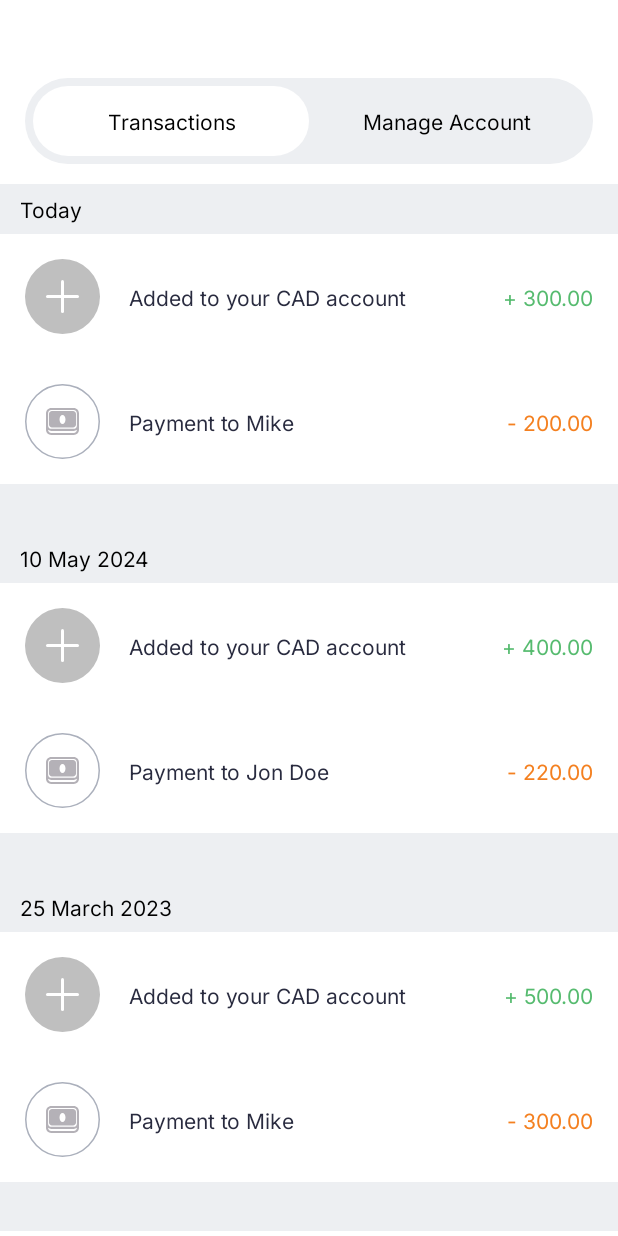
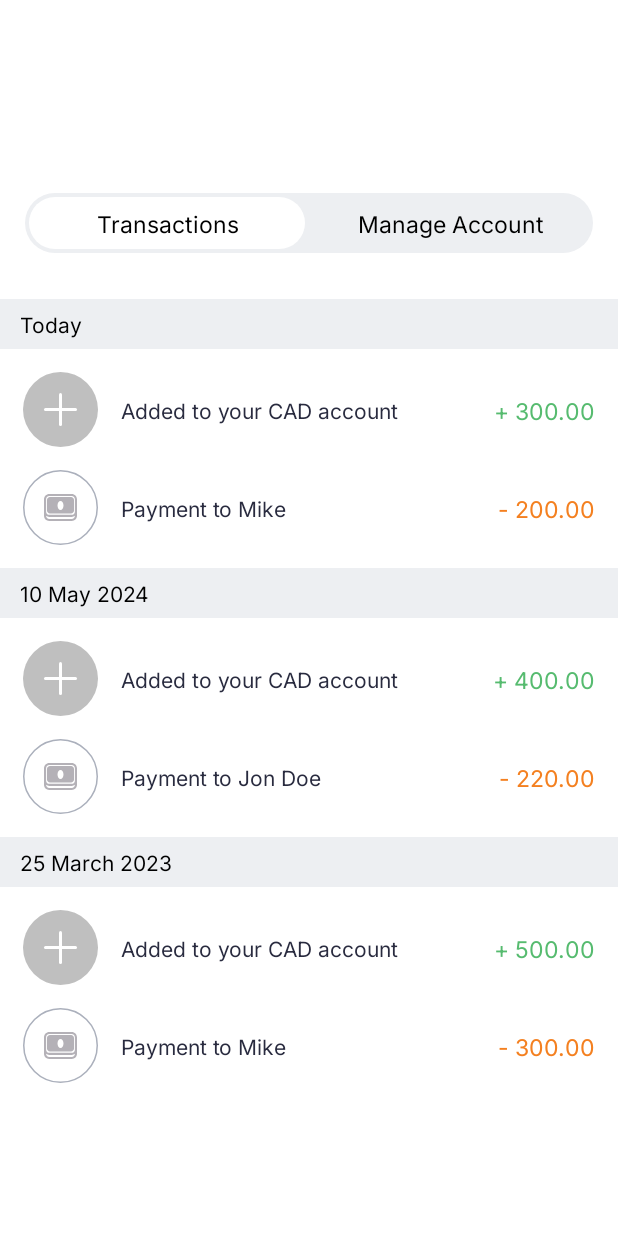
Before and after one commit to asfakur-rahat/Practice, an Android app: the screen it shows after launch (MainActivity), after a tap on "Continue", on a phone screen of 412 x 824 dp. Run offline under Robolectric (Android 15) with nearby library versions, the phone set to English and light mode, and no system bars; our stand-ins replace sdp/ssp sizes; Roboto replaces fonts that are not available here.

```diff
--- /dev/null
+++ b/app/src/main/java/com/ar/practice/adapter/business/SelectedCountriesAdapter.kt
@@ -0,0 +1,44 @@
+package com.ar.practice.adapter.business
+
+import android.view.LayoutInflater
+import android.view.ViewGroup
+import androidx.recyclerview.widget.DiffUtil
+import androidx.recyclerview.widget.ListAdapter
+import androidx.recyclerview.widget.RecyclerView.ViewHolder
+import com.ar.practice.data.model.Country
+import com.ar.practice.databinding.ItemBasicSelectableBinding
+import com.ar.practice.databinding.ItemSelectedBinding
+
+class SelectedCountriesAdapter (
+    private val onRemove: (Country) -> Unit
+): ListAdapter<Country, SelectedCountriesAdapter.SelectedCountryViewHolder>(DiffChecker) {
+
+    companion object {
+        val DiffChecker = object : DiffUtil.ItemCallback<Country>(){
+            override fun areItemsTheSame(oldItem: Country, newItem: Country): Boolean = oldItem.id == newItem.id
+
+            override fun areContentsTheSame(oldItem: Country, newItem: Country): Boolean = oldItem == newItem
+        }
+    }
+
+    class SelectedCountryViewHolder(
+        private val binding: ItemSelectedBinding,
+        private val onRemove: (Country) -> Unit
+    ): ViewHolder(binding.root){
+        fun bind(country: Country){
+            binding.countryName.text = country.name
+            binding.removeIcon.setOnClickListener {
+                onRemove(country)
+            }
+        }
+    }
+
+    override fun onCreateViewHolder(parent: ViewGroup, viewType: Int): SelectedCountryViewHolder {
+        val binding = ItemSelectedBinding.inflate(LayoutInflater.from(parent.context), parent, false)
+        return SelectedCountryViewHolder(binding, onRemove)
+    }
+
+    override fun onBindViewHolder(holder: SelectedCountryViewHolder, position: Int) {
+        holder.bind(getItem(position))
+    }
+}
--- a/app/src/main/java/com/ar/practice/adapter/transaction/TransactionListAdapter.kt
+++ b/app/src/main/java/com/ar/practice/adapter/transaction/TransactionListAdapter.kt
@@ -8,6 +8,7 @@ import androidx.recyclerview.widget.RecyclerView.ViewHolder
 import com.ar.practice.R
 import com.ar.practice.data.model.Transaction
 import com.ar.practice.databinding.ItemTransactionBinding
+import com.ar.practice.utils.setVisibility
 
 class TransactionListAdapter(
     private val onClick: () -> Unit
@@ -23,7 +24,7 @@ class TransactionListAdapter(
         private val binding: ItemTransactionBinding,
         private val onClick: () -> Unit
     ):ViewHolder(binding.root){
-        fun bind(item: Transaction){
+        fun bind(item: Transaction, date: String, visibility: Boolean){
             binding.icTransactionType.setImageResource(item.icon)
             binding.tvTransactionTitle.text = item.title
             binding.tvTransactionAmount.text = item.amount
@@ -35,6 +36,11 @@ class TransactionListAdapter(
             }else{
                 binding.tvTransactionAmount.setTextColor(binding.root.context.getColor(R.color.orange))
             }
+            if(visibility){
+                binding.tvDate.text = date
+            }else{
+                binding.tvDate.setVisibility(visibility)
+            }
         }
     }
 
@@ -42,9 +48,16 @@ class TransactionListAdapter(
         val binding = ItemTransactionBinding.inflate(LayoutInflater.from(parent.context), parent, false)
         return ListViewHolder(binding, onClick)
     }
+
+    private var date = ""
     override fun onBindViewHolder(holder: ListViewHolder, position: Int) {
         val item = getItem(position)
-        println(currentList.size)
-        holder.bind(item)
+        if(date!=item.date) {
+            date = item.date
+            holder.bind(item, date, true)
+        }
+        else{
+            holder.bind(item, date, false)
+        }
     }
 }
--- a/app/src/main/java/com/ar/practice/adapter/transaction/TransactionSectionAdapter.kt
+++ /dev/null
@@ -1,63 +0,0 @@
-package com.ar.practice.adapter.transaction
-
-import android.view.LayoutInflater
-import android.view.ViewGroup
-import androidx.lifecycle.coroutineScope
-import androidx.lifecycle.findViewTreeLifecycleOwner
-import androidx.recyclerview.widget.DiffUtil
-import androidx.recyclerview.widget.LinearLayoutManager
-import androidx.recyclerview.widget.ListAdapter
-import androidx.recyclerview.widget.RecyclerView.ViewHolder
-import com.ar.practice.data.model.Transaction
-import com.ar.practice.databinding.ItemHistoryMainBinding
-import kotlinx.coroutines.launch
-
-class TransactionSectionAdapter(
-    private val onClick: () -> Unit,
-) : ListAdapter<Transaction, TransactionSectionAdapter.ListViewHolder>(DiffChecker) {
-    companion object {
-        val DiffChecker = object : DiffUtil.ItemCallback<Transaction>() {
-            override fun areContentsTheSame(oldItem: Transaction, newItem: Transaction): Boolean =
-                oldItem == newItem
-
-            override fun areItemsTheSame(oldItem: Transaction, newItem: Transaction): Boolean =
-                oldItem.id == newItem.id
-        }
-    }
-
-    inner class ListViewHolder(
-        private val binding: ItemHistoryMainBinding,
-        private val parent: ViewGroup,
-        private val onClick: () -> Unit,
-    ) : ViewHolder(binding.root) {
-        fun bindDate(date: String) {
-            binding.tvDate.text = date
-        }
-
-        fun bind(transactionList: List<Transaction>) {
-            val adapter = TransactionListAdapter {
-                onClick
-            }
-            binding.rvTransactionItem.layoutManager =
-                LinearLayoutManager(parent.context, LinearLayoutManager.VERTICAL, false)
-            binding.rvTransactionItem.adapter = adapter
-            adapter.submitList(transactionList)
-        }
-    }
-
-    override fun onCreateViewHolder(parent: ViewGroup, viewType: Int): ListViewHolder {
-        val binding =
-            ItemHistoryMainBinding.inflate(LayoutInflater.from(parent.context), parent, false)
-        return ListViewHolder(binding, parent, onClick)
-    }
-
-    private var date = ""
-    override fun onBindViewHolder(holder: ListViewHolder, position: Int) {
-        val item = getItem(position)
-        if(date!=item.date){
-            date = item.date
-            holder.bindDate(item.date)
-            holder.bind(currentList.filter { it.date == item.date })
-        }
-    }
-}
--- a/app/src/main/java/com/ar/practice/bottomsheets/CountrySelectionBottomSheet.kt
+++ b/app/src/main/java/com/ar/practice/bottomsheets/CountrySelectionBottomSheet.kt
@@ -41,7 +41,6 @@ class CountrySelectionBottomSheet(
 
     private fun initBehavior() {
         val bottomSheet = findViewById<View>(com.google.android.material.R.id.design_bottom_sheet)
-
         bottomSheet?.let {
             bottomSheet.layoutParams?.height = ViewGroup.LayoutParams.MATCH_PARENT
             val behavior = BottomSheetBehavior.from(it)
@@ -98,23 +97,24 @@ class CountrySelectionBottomSheet(
         selectedAdapter.submitList(country)
     }
 
-    private fun setRecyclerView(countrys: List<Country>) {
-        countryList = countrys
+    private fun setRecyclerView(countries: List<Country>) {
+        countryList = countries
         binding.rvSelectableItems.layoutManager = LinearLayoutManager(context)
         binding.rvSelectableItems.adapter = countryListAdapter
-        submitList(countrys)
+        submitList(countries)
     }
 
-    private fun submitList(countrys: List<Country>) {
-        countryListAdapter.submitList(countrys)
+    private fun submitList(countries: List<Country>) {
+        countryListAdapter.submitList(countries)
     }
 
 
+    @SuppressLint("SetTextI18n")
     private fun initView() {
-        binding.etSearch.doAfterTextChanged {
-            val query = it.toString()
-            val newList = countryList.filter {
-                it.name.contains(query, ignoreCase = true)
+        binding.etSearch.doAfterTextChanged { text ->
+            val query = text.toString()
+            val newList = countryList.filter { country ->
+                country.name.contains(query, ignoreCase = true)
             }
             submitList(newList)
         }
--- a/app/src/main/java/com/ar/practice/bottomsheets/EmployeeNumberSelectionBottomSheet.kt
+++ b/app/src/main/java/com/ar/practice/bottomsheets/EmployeeNumberSelectionBottomSheet.kt
@@ -9,6 +9,7 @@ import androidx.recyclerview.widget.LinearLayoutManager
 import com.ar.practice.adapter.business.CountryListAdapter
 import com.ar.practice.adapter.business.SelectedCountryAdapter
 import com.ar.practice.adapter.employee.EmployeeNumberAdapter
+import com.ar.practice.data.local.demo.DemoData
 import com.ar.practice.data.model.Country
 import com.ar.practice.data.model.EmployeeNumber
 import com.ar.practice.databinding.LayoutEmployeeNumberBottomSheetBinding
@@ -22,20 +23,7 @@ class EmployeeNumberSelectionBottomSheet(
 
     private lateinit var binding: LayoutEmployeeNumberBottomSheetBinding
     private lateinit var adapter: EmployeeNumberAdapter
-    private val initList = mutableListOf(
-        EmployeeNumber("1-100", 1, 100),
-        EmployeeNumber("101-200", 101, 200),
-        EmployeeNumber("201-300", 201, 300),
-        EmployeeNumber("301-400", 301, 400),
-        EmployeeNumber("401-500", 401, 500),
-        EmployeeNumber("501-600", 501, 600),
-        EmployeeNumber("601-700", 601, 700),
-        EmployeeNumber("701-800", 701, 800),
-        EmployeeNumber("801-900", 801, 900),
-        EmployeeNumber("901-999", 901, 999),
-        EmployeeNumber("1000+", 1000, Int.MAX_VALUE),
-
-    )
+    private val initList = DemoData.employeeNum
 
     override fun onCreate(savedInstanceState: Bundle?) {
         super.onCreate(savedInstanceState)
--- a/app/src/main/java/com/ar/practice/data/local/demo/DemoData.kt
+++ b/app/src/main/java/com/ar/practice/data/local/demo/DemoData.kt
@@ -3,6 +3,7 @@ package com.ar.practice.data.local.demo
 import com.ar.practice.R
 import com.ar.practice.R.drawable.*
 import com.ar.practice.data.model.Country
+import com.ar.practice.data.model.EmployeeNumber
 import com.ar.practice.data.model.Transaction
 
 object DemoData {
@@ -45,24 +46,6 @@ object DemoData {
         ),
         Country(
             7,
-            ic_flag_usa,
-            "United States of America",
-            false
-        ),
-        Country(
-            8,
-            ic_flag_romanian_leu,
-            "Romanian Leu",
-            false
-        ),
-        Country(
-            9,
-            ic_flag_uk,
-            "United Kingdom",
-            false
-        ),
-        Country(
-            10,
             ic_flag_usa,
             "United States of America",
             false
@@ -119,4 +102,18 @@ object DemoData {
             amount = "- 300.00",
         ),
     )
+
+    val employeeNum = listOf(
+        EmployeeNumber("1-100", 1, 100),
+        EmployeeNumber("101-200", 101, 200),
+        EmployeeNumber("201-300", 201, 300),
+        EmployeeNumber("301-400", 301, 400),
+        EmployeeNumber("401-500", 401, 500),
+        EmployeeNumber("501-600", 501, 600),
+        EmployeeNumber("601-700", 601, 700),
+        EmployeeNumber("701-800", 701, 800),
+        EmployeeNumber("801-900", 801, 900),
+        EmployeeNumber("901-999", 901, 999),
+        EmployeeNumber("1000+", 1000, Int.MAX_VALUE)
+    )
 }
--- a/app/src/main/java/com/ar/practice/presentation/register_business/RegisterBusinessFragment.kt
+++ b/app/src/main/java/com/ar/practice/presentation/register_business/RegisterBusinessFragment.kt
@@ -1,22 +1,17 @@
 package com.ar.practice.presentation.register_business
 
 import android.annotation.SuppressLint
-import android.graphics.Color
-import android.graphics.drawable.ColorDrawable
 import androidx.fragment.app.viewModels
 import android.os.Bundle
 import androidx.fragment.app.Fragment
 import android.view.LayoutInflater
 import android.view.View
 import android.view.ViewGroup
-import android.widget.AdapterView
-import android.widget.ArrayAdapter
-import android.widget.PopupWindow
 import androidx.core.content.res.ResourcesCompat
 import androidx.navigation.fragment.findNavController
 import androidx.recyclerview.widget.LinearLayoutManager
 import com.ar.practice.R
-import com.ar.practice.adapter.business.SelectedCountryAdapter
+import com.ar.practice.adapter.business.SelectedCountriesAdapter
 import com.ar.practice.bottomsheets.CountrySelectionBottomSheet
 import com.ar.practice.bottomsheets.EmployeeNumberSelectionBottomSheet
 import com.ar.practice.data.local.demo.DemoData
@@ -24,14 +19,12 @@ import com.ar.practice.data.model.Country
 import com.ar.practice.databinding.FragmentRegisterBusinessBinding
 import com.ar.practice.utils.custom_ui.CustomAdapter
 import com.ar.practice.utils.setVisibility
-import com.google.android.material.bottomsheet.BottomSheetBehavior
-import com.google.android.material.textview.MaterialTextView
 
 class RegisterBusinessFragment : Fragment() {
 
     private val viewModel: RegisterBusinessViewModel by viewModels()
     private lateinit var binding: FragmentRegisterBusinessBinding
-    private lateinit var adapter: SelectedCountryAdapter
+    private lateinit var adapter: SelectedCountriesAdapter
 
     private var allCountry = DemoData.countries.toMutableList()
     private var selectedCountryList = mutableListOf<Country>()
@@ -51,7 +44,7 @@ class RegisterBusinessFragment : Fragment() {
     }
 
     private fun initAdapter() {
-        adapter = SelectedCountryAdapter {
+        adapter = SelectedCountriesAdapter {
             val newList = allCountry
             newList[it.id- 1] = Country(it.id, it.flag,it.name,isSelected = false)
             selectedCountryList.remove(it)
--- a/app/src/main/java/com/ar/practice/presentation/transaction/history/HistoryFragment.kt
+++ b/app/src/main/java/com/ar/practice/presentation/transaction/history/HistoryFragment.kt
@@ -8,7 +8,7 @@ import android.view.ViewGroup
 import androidx.recyclerview.widget.LinearLayoutManager
 import com.ar.practice.R
 import com.ar.practice.R.drawable.ic_cash_out
-import com.ar.practice.adapter.transaction.TransactionSectionAdapter
+import com.ar.practice.adapter.transaction.TransactionListAdapter
 import com.ar.practice.data.local.demo.DemoData
 import com.ar.practice.databinding.FragmentHistoryBinding
 
@@ -17,7 +17,7 @@ class HistoryFragment : Fragment() {
 
     private var _binding: FragmentHistoryBinding? = null
     private val binding get() = _binding!!
-    private lateinit var adapter: TransactionSectionAdapter
+    private lateinit var adapter: TransactionListAdapter
 
     override fun onCreateView(
         inflater: LayoutInflater, container: ViewGroup?,
@@ -33,7 +33,7 @@ class HistoryFragment : Fragment() {
     }
 
     private fun initView() {
-        adapter = TransactionSectionAdapter {
+        adapter = TransactionListAdapter {
 
         }
         binding.rvTransactionHistory.layoutManager = LinearLayoutManager(requireContext(), LinearLayoutManager.VERTICAL, false)
--- a/app/src/main/res/drawable/bg_tab.xml
+++ b/app/src/main/res/drawable/bg_tab.xml
@@ -1,5 +1,5 @@
 <?xml version="1.0" encoding="utf-8"?>
 <shape xmlns:android="http://schemas.android.com/apk/res/android">
     <solid android:color="@color/ash"/>
-    <corners android:radius="@dimen/_50sdp"/>
+    <corners android:radius="@dimen/_100sdp"/>
 </shape>
--- a/app/src/main/res/drawable/bg_tab_default.xml
+++ b/app/src/main/res/drawable/bg_tab_default.xml
@@ -1,5 +1,5 @@
 <?xml version="1.0" encoding="utf-8"?>
 <shape xmlns:android="http://schemas.android.com/apk/res/android">
     <solid android:color="@android:color/transparent"/>
-    <corners android:radius="@dimen/_50sdp"/>
+    <corners android:radius="@dimen/_100sdp"/>
 </shape>
--- a/app/src/main/res/drawable/bg_tab_item.xml
+++ b/app/src/main/res/drawable/bg_tab_item.xml
@@ -1,5 +1,5 @@
 <?xml version="1.0" encoding="utf-8"?>
 <shape xmlns:android="http://schemas.android.com/apk/res/android">
     <solid android:color="@color/white"/>
-    <corners android:radius="@dimen/_50sdp"/>
+    <corners android:radius="@dimen/_100sdp"/>
 </shape>
--- a/app/src/main/res/drawable/ic_remove.xml
+++ b/app/src/main/res/drawable/ic_remove.xml
@@ -5,7 +5,7 @@
     android:viewportHeight="18">
   <path
       android:pathData="M9.688,1.25L9.688,1.25A7.75,7.75 0,0 1,17.438 9L17.438,9A7.75,7.75 0,0 1,9.688 16.75L9.688,16.75A7.75,7.75 0,0 1,1.938 9L1.938,9A7.75,7.75 0,0 1,9.688 1.25z"
-      android:fillColor="#E0E3E7"/>
+      android:fillColor="#00000000"/>
   <path
       android:strokeWidth="1"
       android:pathData="M9.688,1.25L9.688,1.25A7.75,7.75 0,0 1,17.438 9L17.438,9A7.75,7.75 0,0 1,9.688 16.75L9.688,16.75A7.75,7.75 0,0 1,1.938 9L1.938,9A7.75,7.75 0,0 1,9.688 1.25z"
--- a/app/src/main/res/layout/fragment_history.xml
+++ b/app/src/main/res/layout/fragment_history.xml
@@ -10,7 +10,7 @@
         android:layout_width="match_parent"
         android:layout_height="0dp"
         tools:itemCount="3"
-        tools:listitem="@layout/item_history_main"
+        tools:listitem="@layout/item_transaction"
         app:layout_constraintTop_toTopOf="parent"
         app:layout_constraintBottom_toBottomOf="parent"
         app:layout_constraintStart_toStartOf="parent"
--- a/app/src/main/res/layout/fragment_transaction_history.xml
+++ b/app/src/main/res/layout/fragment_transaction_history.xml
@@ -10,7 +10,7 @@
         android:id="@+id/tab"
         android:layout_width="match_parent"
         android:layout_height="wrap_content"
-        android:layout_marginTop="@dimen/_40sdp"
+        android:layout_marginTop="@dimen/_99sdp"
         app:layout_constraintTop_toTopOf="parent"
         android:layout_marginHorizontal="@dimen/_13sdp"
         layout="@layout/layout_tab"/>
@@ -20,7 +20,7 @@
         android:name="androidx.navigation.fragment.NavHostFragment"
         android:layout_width="match_parent"
         android:layout_height="0dp"
-        android:layout_marginTop="@dimen/_10sdp"
+        android:layout_marginTop="@dimen/_12sdp"
         app:defaultNavHost="false"
         app:navGraph="@navigation/transaction_nav"
         app:layout_constraintStart_toStartOf="parent"
--- a/app/src/main/res/layout/item_selected.xml
+++ b/app/src/main/res/layout/item_selected.xml
@@ -29,6 +29,7 @@
                 app:layout_constraintBottom_toBottomOf="parent"/>
 
             <com.google.android.material.imageview.ShapeableImageView
+                android:id="@+id/remove_icon"
                 android:layout_width="wrap_content"
                 android:layout_height="wrap_content"
                 app:srcCompat="@drawable/ic_remove"
--- a/app/src/main/res/layout/item_transaction.xml
+++ b/app/src/main/res/layout/item_transaction.xml
@@ -3,9 +3,25 @@
     android:layout_width="match_parent"
     android:layout_height="wrap_content"
     xmlns:tools="http://schemas.android.com/tools"
-    android:layout_margin="@dimen/_13sdp"
-
     xmlns:app="http://schemas.android.com/apk/res-auto">
+    <com.google.android.material.textview.MaterialTextView
+        android:id="@+id/tv_date"
+        android:layout_width="match_parent"
+        android:layout_height="wrap_content"
+        style="@style/inter_medium_14"
+        tools:text="Today"
+        android:layout_marginTop="@dimen/_12sdp"
+        android:paddingVertical="@dimen/_5sdp"
+        android:paddingHorizontal="@dimen/_10sdp"
+        android:background="@color/ash"
+        app:layout_constraintTop_toTopOf="parent"
+        app:layout_constraintStart_toStartOf="parent"/>
+    <androidx.constraintlayout.widget.ConstraintLayout
+        android:layout_width="match_parent"
+        android:layout_height="wrap_content"
+        app:layout_constraintTop_toBottomOf="@id/tv_date"
+        android:layout_marginTop="@dimen/_12sdp"
+        android:layout_marginHorizontal="@dimen/_12sdp">
         <com.google.android.material.imageview.ShapeableImageView
             android:id="@+id/ic_transaction_type"
             android:layout_width="wrap_content"
@@ -21,7 +37,7 @@
             tools:text="Added to your CAD account"
             android:textColor="@color/light_purple"
             style="@style/inter_regular_14"
-        android:layout_marginStart="@dimen/_15sdp"
+            android:layout_marginStart="@dimen/_12sdp"
             app:layout_constraintStart_toEndOf="@id/ic_transaction_type"
             app:layout_constraintEnd_toStartOf="@id/tv_transaction_amount"
             app:layout_constraintTop_toTopOf="parent"
@@ -32,9 +48,11 @@
             android:layout_width="wrap_content"
             android:layout_height="wrap_content"
             tools:text="+ 300.00"
-        style="@style/inter_medium_14"
+            style="@style/inter_medium_15"
             android:textColor="@color/green"
             app:layout_constraintTop_toTopOf="parent"
             app:layout_constraintBottom_toBottomOf="parent"
             app:layout_constraintEnd_toEndOf="parent"/>
     </androidx.constraintlayout.widget.ConstraintLayout>
+
+</androidx.constraintlayout.widget.ConstraintLayout>
--- a/app/src/main/res/layout/layout_tab.xml
+++ b/app/src/main/res/layout/layout_tab.xml
@@ -4,34 +4,33 @@
     android:layout_height="wrap_content"
     xmlns:app="http://schemas.android.com/apk/res-auto"
     android:gravity="center"
-    android:background="@drawable/bg_tab">
+    android:background="@drawable/bg_tab"
+    android:layout_marginHorizontal="@dimen/_13sdp">
     <com.google.android.material.textview.MaterialTextView
         android:id="@+id/item_one"
-        android:layout_width="0dp"
-        android:layout_height="wrap_content"
+        android:layout_width="@dimen/_134sdp"
+        android:layout_height="match_parent"
         android:text="@string/transactions"
         android:background="@drawable/tab_bg"
-        android:layout_marginVertical="@dimen/_4sdp"
-        android:layout_marginStart="@dimen/_4sdp"
-        style="@style/inter_medium_14"
+        android:layout_margin="@dimen/_2sdp"
+        style="@style/inter_medium_15"
         android:layout_weight="1"
         android:textAlignment="center"
-        android:paddingVertical="@dimen/_10sdp"
+        android:paddingVertical="@dimen/_5sdp"
         app:layout_constraintTop_toTopOf="parent"
         app:layout_constraintBottom_toBottomOf="parent"
         app:layout_constraintStart_toStartOf="parent"/>
     <com.google.android.material.textview.MaterialTextView
         android:id="@+id/item_two"
-        android:layout_width="0dp"
-        android:layout_height="wrap_content"
+        android:layout_width="@dimen/_134sdp"
+        android:layout_height="match_parent"
         android:text="@string/manageaccount"
         android:background="@drawable/tab_bg"
-        style="@style/inter_medium_14"
+        style="@style/inter_medium_15"
         android:layout_weight="1"
         android:textAlignment="center"
-        android:layout_marginVertical="@dimen/_4sdp"
-        android:layout_marginEnd="@dimen/_4sdp"
-        android:paddingVertical="@dimen/_10sdp"
+        android:layout_margin="@dimen/_2sdp"
+        android:paddingVertical="@dimen/_5sdp"
         app:layout_constraintTop_toTopOf="parent"
         app:layout_constraintBottom_toBottomOf="parent"
         app:layout_constraintEnd_toEndOf="parent"/>
--- a/app/src/main/res/values/themes.xml
+++ b/app/src/main/res/values/themes.xml
@@ -75,6 +75,13 @@
         <item name="android:textColor">@color/black</item>
     </style>
 
+    <style name="inter_medium_15">
+        <item name="android:fontFamily">@font/inter</item>
+        <item name="android:textSize">@dimen/_12ssp</item>
+        <item name="android:fontWeight">500</item>
+        <item name="android:textColor">@color/black</item>
+    </style>
+
 
     <style name="customDropdown" parent="Widget.AppCompat.Spinner">
         <item name="android:background">@android:color/transparent</item>
```
Lines whose indentation alone changed are shown as unchanged.
